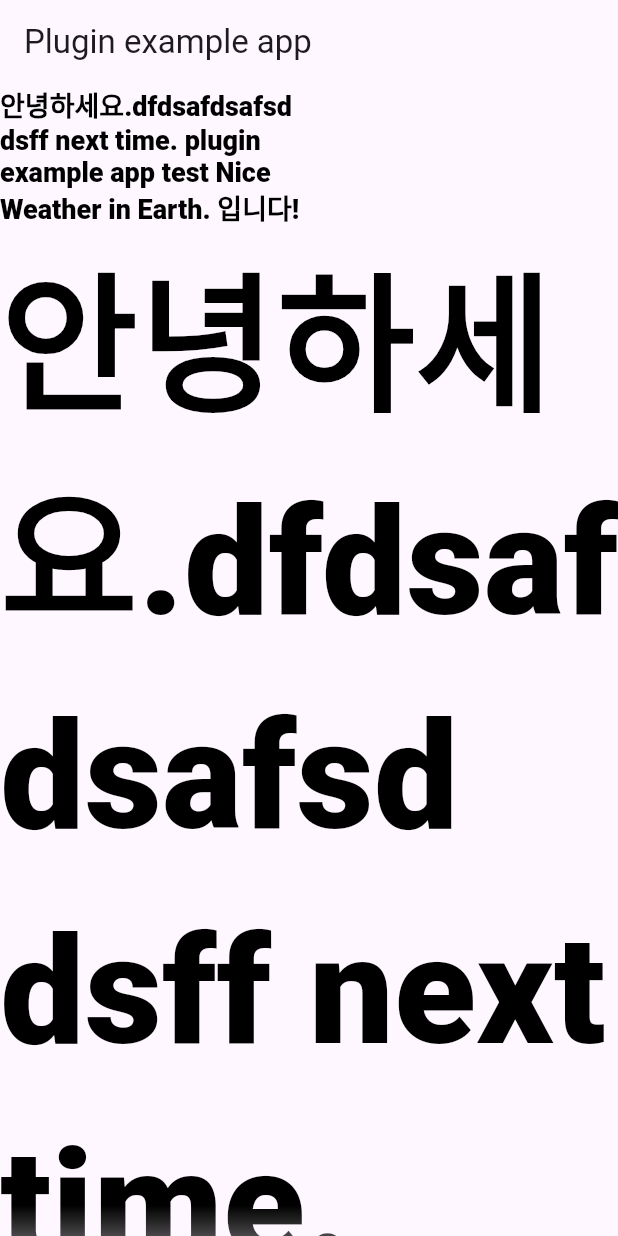
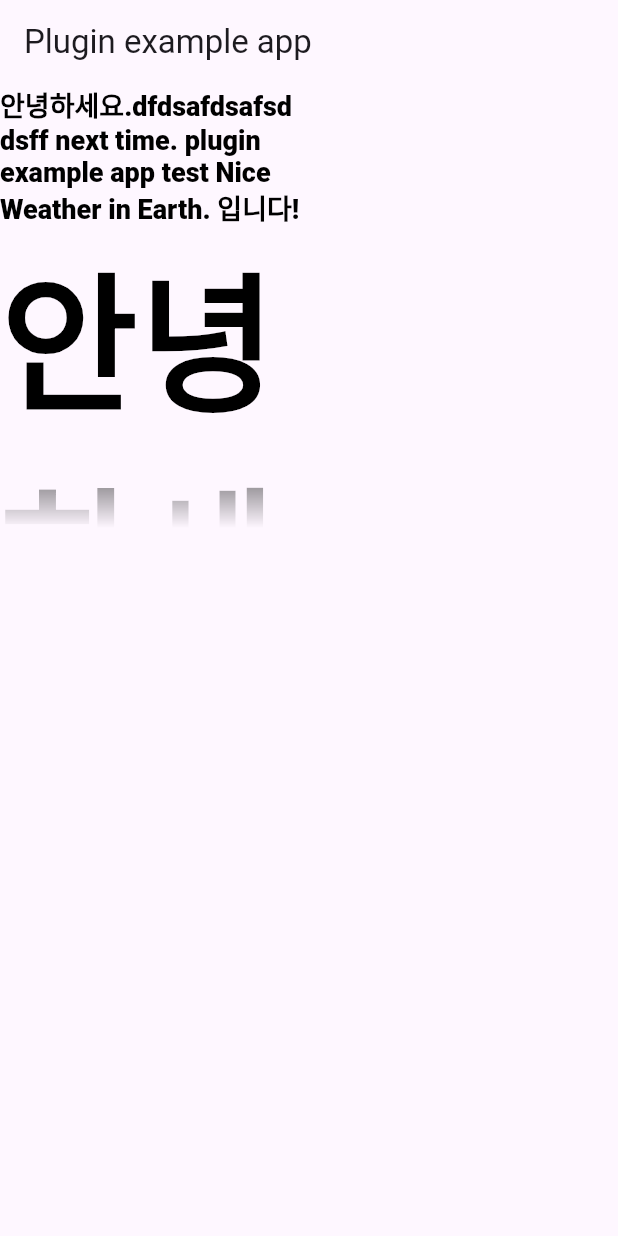
Before and after one commit to aqoong/size_tailored_text, a Flutter app: the screen it shows after launch, on a phone screen of 412 x 824 dp. Run offline on Flutter 3.47's test engine with Material 3 defaults, Android fonts, the phone set to English and light mode, and no system bars.

```diff
--- a/example/lib/main.dart
+++ b/example/lib/main.dart
@@ -47,33 +47,20 @@ class _MyAppState extends State<MyApp> {
                 textAlign: TextAlign.left,
                 style: style,
               ),
-              Text(
-                text,
-                maxLines: 5,
-                style: style,
-
-              ),
-              // borderContainer(const Text(text, style: style)),
-              // SizeTailoredText(
-              //   text: text,
-              //   textStyle: style,
-              //   maxWidth: 100,
-              //   maxHeight: 100,
-              //   maxLines: 6,
-              //   textAlign: TextAlign.start,
-              // )
+              SizedBox(
+                width: 200,
+                height: 200,
+                child: Text(
+                  text,
+                  maxLines: 5,
+                  textAlign: TextAlign.left,
+                  style: style,
+                ),
+              )
             ],
           ),
         ),
       ),
     );
   }
-
-  Widget borderContainer(Widget child) => Container(
-        width: double.infinity,
-        height: 200,
-        decoration: const BoxDecoration(
-            border: Border.fromBorderSide(BorderSide(color: Colors.red))),
-        child: child,
-      );
 }
--- a/pubspec.yaml
+++ b/pubspec.yaml
@@ -1,6 +1,6 @@
 name: size_tailored_text
 description: "Size the text to the size of the parent widget."
-version: 0.1.0
+version: 1.0.0
 homepage: https://github.com/aqoong/size_tailored_text
 
 environment:
```
Also changed, not shown: example/pubspec.lock, 2 other files.
